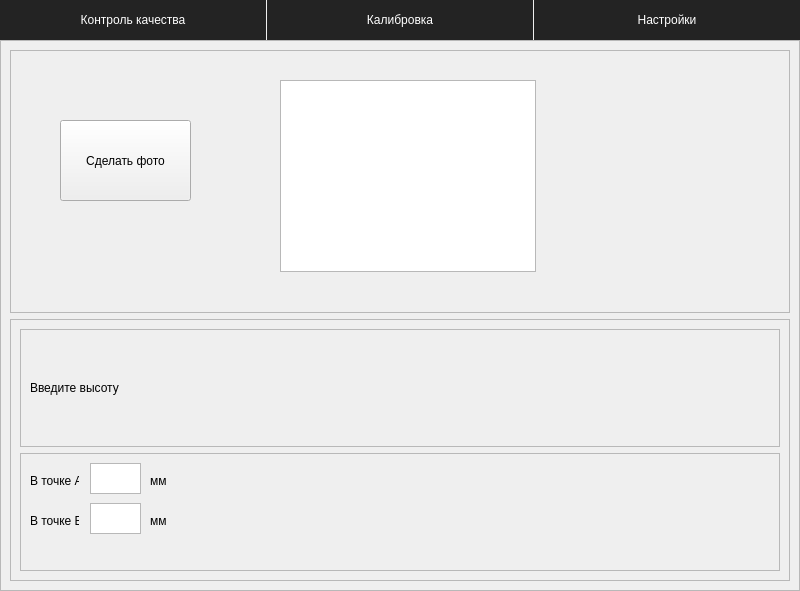
This is MainWindow.ui in qxjiugfhlww/ceramic_tube_control as Qt 5 draws it before an edit. The edited form follows.
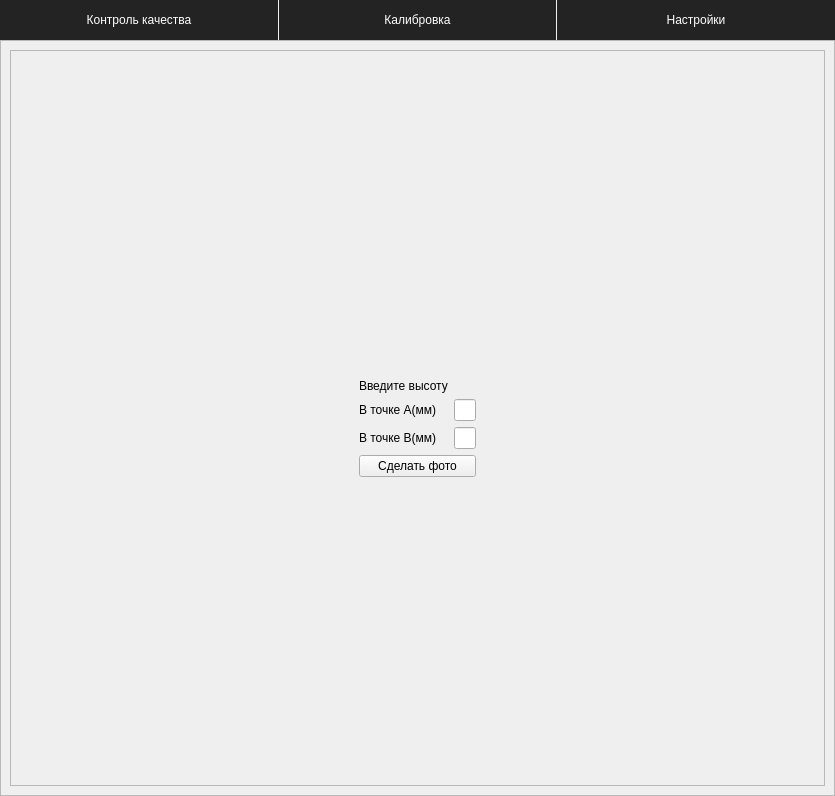
This is the edited form. The open tabs and pages were chosen to show the change. Icons and pictures are not drawn.

Commit message: add camera connection, capturing, printing frames

Patch:
```diff
--- a/MainWindow.ui
+++ b/MainWindow.ui
@@ -6,16 +6,10 @@
    <rect>
     <x>0</x>
     <y>0</y>
-    <width>800</width>
-    <height>591</height>
+    <width>835</width>
+    <height>796</height>
    </rect>
   </property>
-  <property name="maximumSize">
-   <size>
-    <width>1826</width>
-    <height>821</height>
-   </size>
-  </property>
   <property name="windowTitle">
    <string>MainWindow</string>
   </property>
@@ -819,140 +813,130 @@
                 <property name="frameShadow">
                  <enum>QFrame::Raised</enum>
                 </property>
-                <widget class="QPushButton" name="pushButton">
-                 <property name="geometry">
-                  <rect>
-                   <x>50</x>
-                   <y>70</y>
-                   <width>131</width>
-                   <height>81</height>
-                  </rect>
-                 </property>
-                 <property name="text">
-                  <string>Сделать фото</string>
-                 </property>
-                </widget>
-                <widget class="QGraphicsView" name="graphicsView">
-                 <property name="geometry">
-                  <rect>
-                   <x>270</x>
-                   <y>30</y>
-                   <width>256</width>
-                   <height>192</height>
-                  </rect>
-                 </property>
-                </widget>
-               </widget>
-              </item>
-              <item>
-               <widget class="QFrame" name="frame_10">
-                <property name="frameShape">
-                 <enum>QFrame::StyledPanel</enum>
-                </property>
-                <property name="frameShadow">
-                 <enum>QFrame::Raised</enum>
-                </property>
-                <layout class="QVBoxLayout" name="verticalLayout_22">
-                 <item>
-                  <widget class="QFrame" name="frame_12">
-                   <property name="frameShape">
-                    <enum>QFrame::StyledPanel</enum>
+                <layout class="QGridLayout" name="gridLayout_8">
+                 <item row="0" column="0" colspan="3">
+                  <widget class="QLabel" name="camera_frames">
+                   <property name="minimumSize">
+                    <size>
+                     <width>0</width>
+                     <height>0</height>
+                    </size>
                    </property>
-                   <property name="frameShadow">
-                    <enum>QFrame::Raised</enum>
+                   <property name="text">
+                    <string/>
                    </property>
-                   <layout class="QVBoxLayout" name="verticalLayout_23">
-                    <item>
-                     <widget class="QLabel" name="label_4">
-                      <property name="text">
-                       <string>Введите высоту</string>
-                      </property>
-                     </widget>
-                    </item>
-                   </layout>
+                   <property name="pixmap">
+                    <pixmap>../stapi/curve.jpg</pixmap>
+                   </property>
+                   <property name="scaledContents">
+                    <bool>false</bool>
+                   </property>
+                   <property name="alignment">
+                    <set>Qt::AlignCenter</set>
+                   </property>
+                   <property name="wordWrap">
+                    <bool>false</bool>
+                   </property>
+                   <property name="indent">
+                    <number>-1</number>
+                   </property>
+                   <property name="openExternalLinks">
+                    <bool>false</bool>
+                   </property>
+                   <property name="textInteractionFlags">
+                    <set>Qt::NoTextInteraction</set>
+                   </property>
                   </widget>
                  </item>
-                 <item>
-                  <widget class="QFrame" name="frame_13">
-                   <property name="frameShape">
-                    <enum>QFrame::StyledPanel</enum>
+                 <item row="1" column="1">
+                  <spacer name="verticalSpacer_7">
+                   <property name="orientation">
+                    <enum>Qt::Vertical</enum>
                    </property>
-                   <property name="frameShadow">
-                    <enum>QFrame::Raised</enum>
+                   <property name="sizeHint" stdset="0">
+                    <size>
+                     <width>20</width>
+                     <height>58</height>
+                    </size>
                    </property>
-                   <widget class="QLabel" name="label_18">
-                    <property name="geometry">
-                     <rect>
-                      <x>10</x>
-                      <y>20</y>
-                      <width>49</width>
-                      <height>16</height>
-                     </rect>
-                    </property>
-                    <property name="text">
-                     <string>В точке A</string>
-                    </property>
-                   </widget>
-                   <widget class="QTextEdit" name="textEdit">
-                    <property name="geometry">
-                     <rect>
-                      <x>70</x>
-                      <y>10</y>
-                      <width>51</width>
-                      <height>31</height>
-                     </rect>
-                    </property>
-                   </widget>
-                   <widget class="QLabel" name="label_19">
-                    <property name="geometry">
-                     <rect>
-                      <x>130</x>
-                      <y>20</y>
-                      <width>16</width>
-                      <height>16</height>
-                     </rect>
-                    </property>
-                    <property name="text">
-                     <string>мм</string>
-                    </property>
-                   </widget>
-                   <widget class="QTextEdit" name="textEdit_2">
-                    <property name="geometry">
-                     <rect>
-                      <x>70</x>
-                      <y>50</y>
-                      <width>51</width>
-                      <height>31</height>
-                     </rect>
-                    </property>
-                   </widget>
-                   <widget class="QLabel" name="label_20">
-                    <property name="geometry">
-                     <rect>
-                      <x>10</x>
-                      <y>60</y>
-                      <width>49</width>
-                      <height>16</height>
-                     </rect>
-                    </property>
-                    <property name="text">
-                     <string>В точке B</string>
-                    </property>
-                   </widget>
-                   <widget class="QLabel" name="label_21">
-                    <property name="geometry">
-                     <rect>
-                      <x>130</x>
-                      <y>60</y>
-                      <width>16</width>
-                      <height>16</height>
-                     </rect>
-                    </property>
-                    <property name="text">
-                     <string>мм</string>
-                    </property>
-                   </widget>
-                  </widget>
+                  </spacer>
+                 </item>
+                 <item row="3" column="1">
+                  <spacer name="verticalSpacer_8">
+                   <property name="orientation">
+                    <enum>Qt::Vertical</enum>
+                   </property>
+                   <property name="sizeHint" stdset="0">
+                    <size>
+                     <width>20</width>
+                     <height>78</height>
+                    </size>
+                   </property>
+                  </spacer>
+                 </item>
+                 <item row="2" column="2">
+                  <spacer name="horizontalSpacer_8">
+                   <property name="orientation">
+                    <enum>Qt::Horizontal</enum>
+                   </property>
+                   <property name="sizeHint" stdset="0">
+                    <size>
+                     <width>792</width>
+                     <height>20</height>
+                    </size>
+                   </property>
+                  </spacer>
+                 </item>
+                 <item row="2" column="0">
+                  <spacer name="horizontalSpacer_7">
+                   <property name="orientation">
+                    <enum>Qt::Horizontal</enum>
+                   </property>
+                   <property name="sizeHint" stdset="0">
+                    <size>
+                     <width>792</width>
+                     <height>20</height>
+                    </size>
+                   </property>
+                  </spacer>
+                 </item>
+                 <item row="2" column="1">
+                  <layout class="QGridLayout" name="gridLayout_7">
+                   <item row="0" column="0">
+                    <widget class="QLabel" name="label_4">
+                     <property name="text">
+                      <string>Введите высоту</string>
+                     </property>
+                    </widget>
+                   </item>
+                   <item row="1" column="0">
+                    <widget class="QLabel" name="label_18">
+                     <property name="text">
+                      <string>В точке A(мм)</string>
+                     </property>
+                    </widget>
+                   </item>
+                   <item row="1" column="1">
+                    <widget class="QLineEdit" name="lineEdit_8"/>
+                   </item>
+                   <item row="2" column="0">
+                    <widget class="QLabel" name="label_20">
+                     <property name="text">
+                      <string>В точке B(мм)</string>
+                     </property>
+                    </widget>
+                   </item>
+                   <item row="2" column="1">
+                    <widget class="QLineEdit" name="lineEdit_4"/>
+                   </item>
+                   <item row="3" column="0" colspan="2">
+                    <widget class="QPushButton" name="pushButton">
+                     <property name="text">
+                      <string>Сделать фото</string>
+                     </property>
+                    </widget>
+                   </item>
+                  </layout>
                  </item>
                 </layout>
                </widget>
```
Left out of the diff: 16 changed lines with no effect on the pictures. The commit also changes 5 other files.
